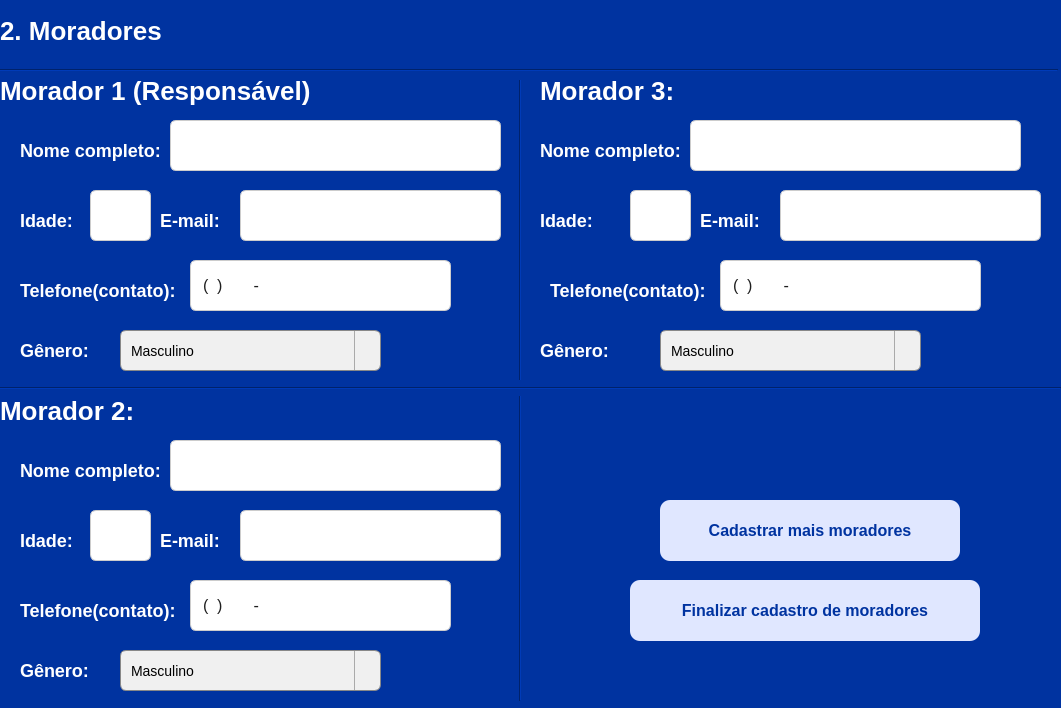
The window that code/frm_Moradores.ui (ArielAraujo18/ProjetoAcude) describes before a commit, drawn with Qt 5.
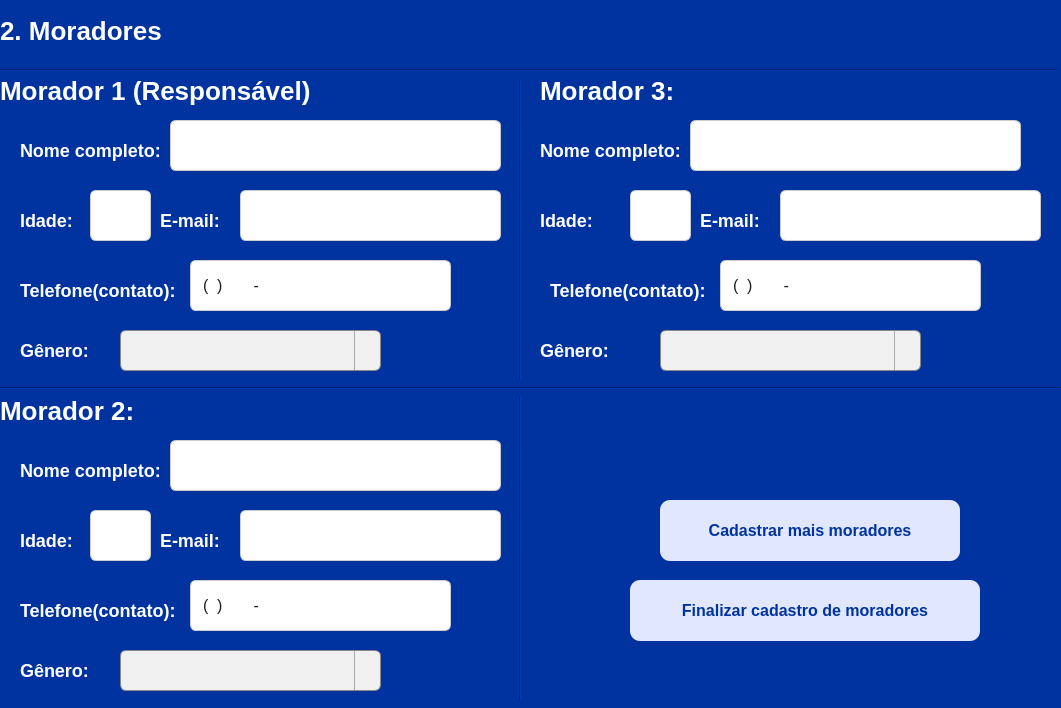
The same window after the commit.

Patch:
```diff
--- a/code/frm_Moradores.ui
+++ b/code/frm_Moradores.ui
@@ -302,6 +302,11 @@
 }
 </string>
    </property>
+   <item>
+    <property name="text">
+     <string/>
+    </property>
+   </item>
    <item>
     <property name="text">
      <string>Masculino</string>
@@ -493,6 +498,11 @@
 }
 </string>
    </property>
+   <item>
+    <property name="text">
+     <string/>
+    </property>
+   </item>
    <item>
     <property name="text">
      <string>Masculino</string>
@@ -833,6 +843,11 @@
 }
 </string>
    </property>
+   <item>
+    <property name="text">
+     <string/>
+    </property>
+   </item>
    <item>
     <property name="text">
      <string>Masculino</string>
```
